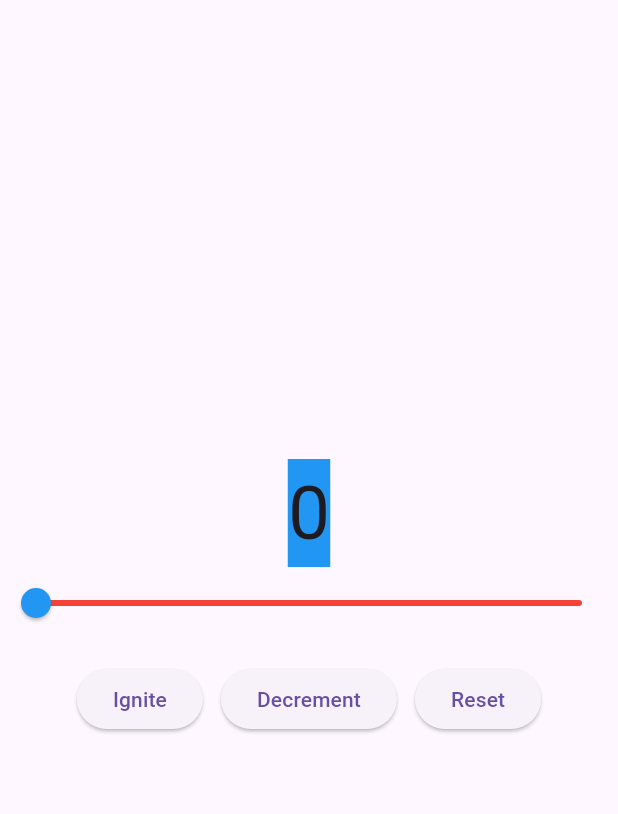
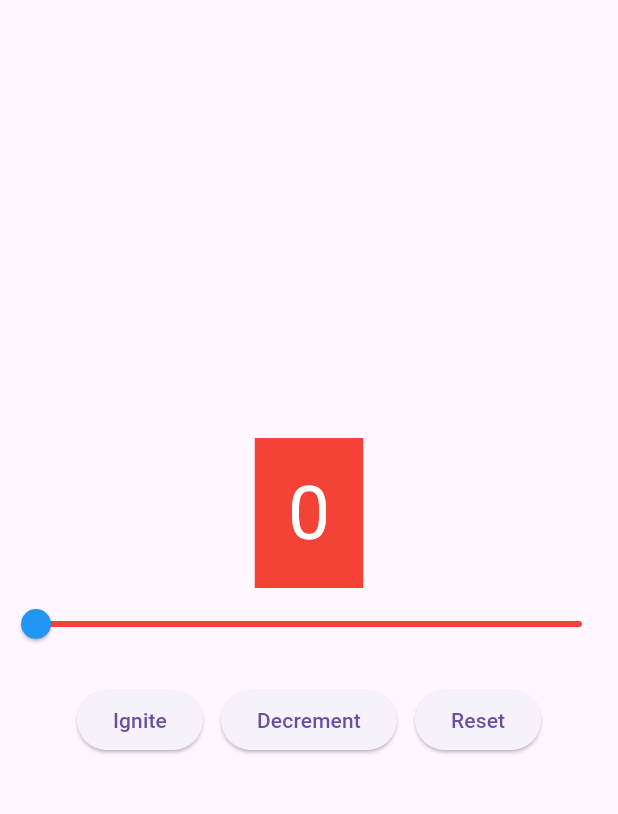
Before and after one commit to AyanLakhani14/rocket-launch-controller, a Flutter app: the screen it shows after launch, on a phone screen of 412 x 824 dp, the part 63-877 px from its top. Run offline on Flutter 3.47's test engine with Material 3 defaults, Android fonts, the phone set to English and light mode, and no system bars.

Commit message:
Objective 4: Add color status (red/orange/green) based on fuel value

```diff
--- a/lib/main.dart
+++ b/lib/main.dart
@@ -50,8 +50,17 @@
     });
   }
 
+  // Objective 4: helper function for color state
+  Color _statusColor() {
+    if (_counter == 0) return Colors.red;
+    if (_counter <= 50) return Colors.orange;
+    return Colors.green;
+  }
+
   @override
   Widget build(BuildContext context) {
+    final Color status = _statusColor();
+
     return Scaffold(
       appBar: AppBar(
         title: const Text('Rocket Launch Controller'),
@@ -61,10 +70,11 @@
         children: [
           Center(
             child: Container(
-              color: Colors.blue,
+              color: status, // container matches status color now
+              padding: const EdgeInsets.symmetric(vertical: 14, horizontal: 22),
               child: Text(
                 '$_counter',
-                style: const TextStyle(fontSize: 50.0),
+                style: const TextStyle(fontSize: 50.0, color: Colors.white),
               ),
             ),
           ),
@@ -80,9 +90,7 @@
             activeColor: Colors.blue,
             inactiveColor: Colors.red,
           ),
-
           const SizedBox(height: 16),
-
           Row(
             mainAxisAlignment: MainAxisAlignment.center,
             children: [
```
